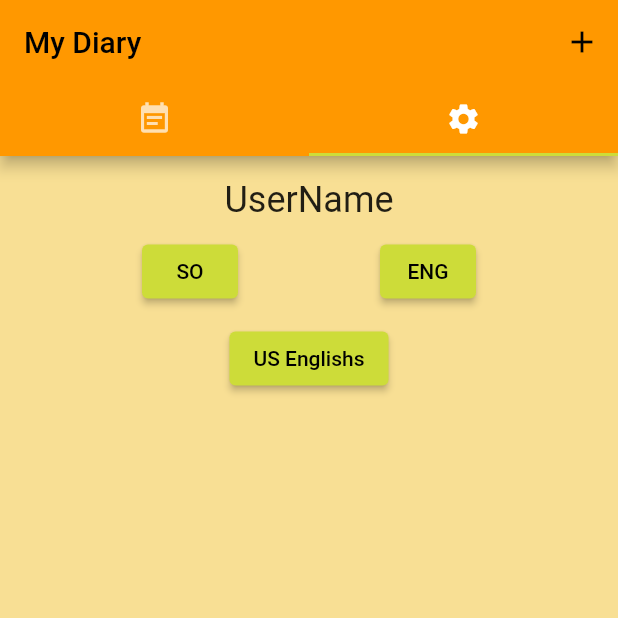
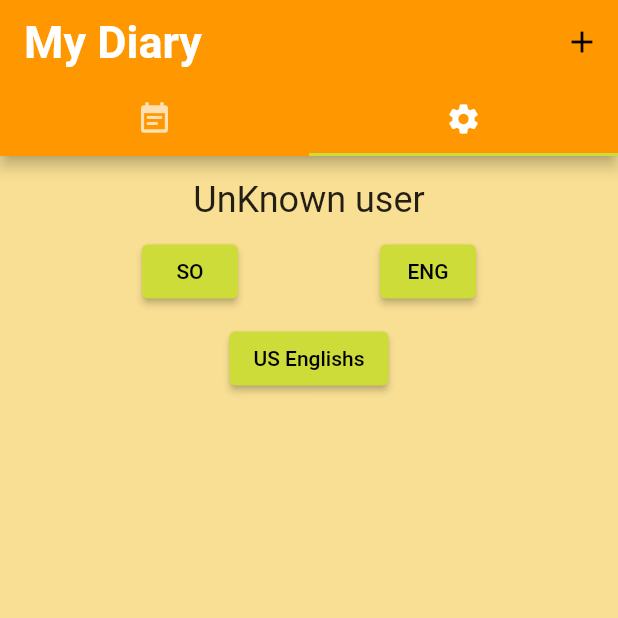
Before and after one commit to Nasir-gaayte/translation_key_flutter, a Flutter app: the screen it shows after launch, tab 2 chosen, on a phone screen of 412 x 824 dp, the top half of it. Run offline on Flutter 3.47's test engine with Material 2 defaults, Android fonts, the phone set to English and light mode, and no system bars; our stand-ins replace get.

Commit message:
adding controller roles

```diff
--- /dev/null
+++ b/lib/controller/user_controller.dart
@@ -0,0 +1,10 @@
+import 'package:get/get.dart';
+
+class UserController extends GetxController {
+  String get username => _username.value;
+  RxString _username = "UnKnown user".obs;
+  void chanageUsername(String value) {
+    _username.value = value;
+
+  }
+}
--- a/lib/diary_tap_bar_view.dart
+++ b/lib/diary_tap_bar_view.dart
@@ -17,7 +17,13 @@ class _DiaryTabBarViewState extends State<DiaryTabBarView> {
         length: 2,
         child: Scaffold(
           appBar: AppBar(
-            title: Text('diary'.tr),
+            title: Text(
+              'diary'.tr,
+              style: const TextStyle(
+                  color: Colors.white,
+                  fontSize: 30,
+                  fontWeight: FontWeight.bold),
+            ),
             actions: [
               IconButton(
                 onPressed: () {
@@ -43,7 +49,7 @@ class _DiaryTabBarViewState extends State<DiaryTabBarView> {
                                   onPressed: () {
                                     Get.back();
                                   },
-                                  child:  Text('add'.tr))
+                                  child: Text('add'.tr))
                             ],
                           ),
                         );
@@ -61,8 +67,8 @@ class _DiaryTabBarViewState extends State<DiaryTabBarView> {
               )
             ]),
           ),
-          body: const TabBarView(children: [
-            DiaryScreen(),
+          body: TabBarView(children: [
+            const DiaryScreen(),
             SettingScreen(),
           ]),
         ));
--- a/lib/models/locales.dart
+++ b/lib/models/locales.dart
@@ -6,12 +6,14 @@ class Locales extends Translations {
         'en_US': {
           "change_username": "US Englishs",
           'diary': 'My Diary',
-          'add': 'Add'
+          'add': 'Add',
+          'change_user': 'Change the user name',
         },
         'so_So': {
           "change_username": "Afsomaali",
           'diary': 'Balan Maalmeed',
-          'add': 'Mid Cusub'
+          'add': 'Mid Cusub',
+          'change_user': 'Badal Magaca ',
         },
       };
 }
--- a/lib/screens/change_user_name.dart
+++ b/lib/screens/change_user_name.dart
@@ -1,5 +1,6 @@
 import 'package:flutter/material.dart';
 import 'package:get/get.dart';
+import 'package:my_dialry/controller/user_controller.dart';
 
 class ChangeUserName extends StatefulWidget {
   const ChangeUserName({super.key});
@@ -9,13 +10,20 @@ class ChangeUserName extends StatefulWidget {
 }
 
 class _ChangeUserNameState extends State<ChangeUserName> {
+  final UserController _userController = Get.find(tag: 'user_controller');
   @override
   Widget build(BuildContext context) {
     return Scaffold(
       body: Padding(
         padding: const EdgeInsets.all(20.0),
         child: Column(mainAxisAlignment: MainAxisAlignment.center, children: [
-          const TextField(),
+          TextField(
+            onChanged: (value) {
+              if (value != "") {
+                _userController.chanageUsername(value);
+              }
+            },
+          ),
           const SizedBox(
             height: 20,
           ),
@@ -23,7 +31,7 @@ class _ChangeUserNameState extends State<ChangeUserName> {
               onPressed: () {
                 Get.back();
               },
-              child: Text('change_username'.tr))
+              child: Text('change_user'.tr))
         ]),
       ),
     );
--- a/lib/screens/setting.dart
+++ b/lib/screens/setting.dart
@@ -1,9 +1,12 @@
 import 'package:flutter/material.dart';
 import 'package:get/get.dart';
+import 'package:my_dialry/controller/user_controller.dart';
 import 'package:my_dialry/screens/change_user_name.dart';
 
 class SettingScreen extends StatelessWidget {
-  const SettingScreen({super.key});
+  SettingScreen({super.key});
+  final UserController _userController =
+      Get.put(UserController(), tag: 'user_controller');
 
   @override
   Widget build(BuildContext context) {
@@ -14,10 +17,10 @@ class SettingScreen extends StatelessWidget {
           const SizedBox(
             height: 15,
           ),
-          Text(
-            'UserName',
-            style: Get.textTheme.headline5,
-          ),
+          Obx(() => Text(
+                _userController.username,
+                style: Get.textTheme.headline5,
+              )),
           const SizedBox(
             height: 10,
           ),
```
